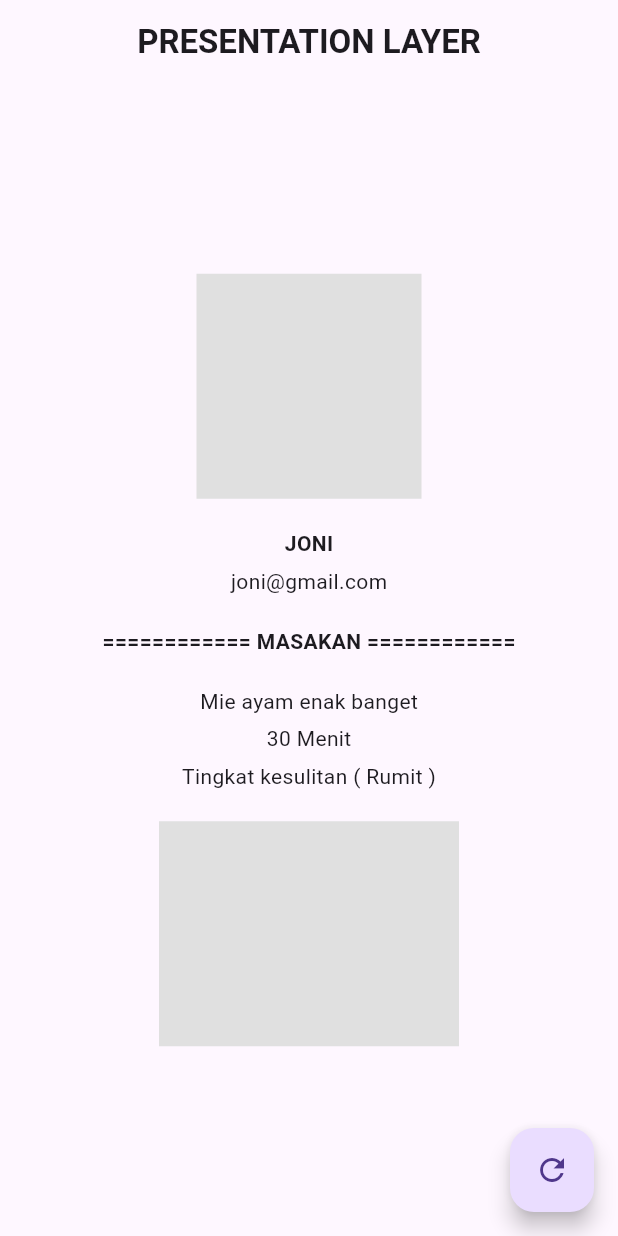
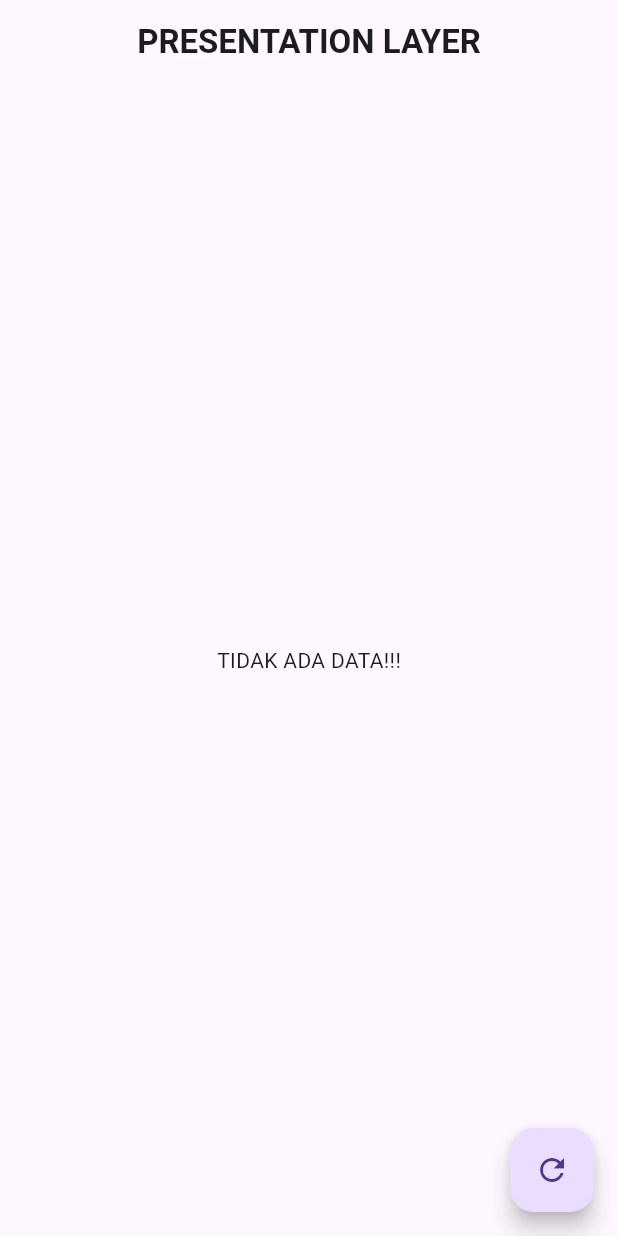
Before and after one commit to iqbalsuwandi20/state-managemet-bloc, a Flutter app: the screen it shows after launch, on a phone screen of 412 x 824 dp. Run offline on Flutter 3.47's test engine with Material 3 defaults, Android fonts, the light colour scheme and no system bars; our stand-ins replace bloc, flutter_bloc.

Commit message:
implementation ui

```diff
--- a/lib/app.dart
+++ b/lib/app.dart
@@ -1,16 +1,19 @@
 import 'package:flutter/material.dart';
 
 import './logic/export.dart';
+import 'data/repositories/home_repository.dart';
 import 'pages/home/home_view.dart';
 
 class App extends StatelessWidget {
-  const App({super.key});
+  App({super.key});
+
+  final HomeRepository homeRepository = HomeRepository();
 
   @override
   Widget build(BuildContext context) {
     return MultiBlocProvider(
       providers: [
-        BlocProvider(create: (context) => RandomBloc()),
+        BlocProvider(create: (context) => RandomBloc(homeRepository)),
       ],
       child: const Appview(),
     );
--- a/lib/data/repositories/home_repository.dart
+++ b/lib/data/repositories/home_repository.dart
@@ -14,7 +14,7 @@ class HomeRepository {
     Map<String, dynamic> dataUser = await userProvider.getDataUser();
     Map<String, dynamic> dataMakanan = await masakanProvider.getDataMakanan();
 
-    if (dataUser["error"] == true || dataMakanan["error"] == true) {
+    if (dataUser["error"] == true && dataMakanan["error"] == true) {
       return {
         "error": true,
         "message": "Terjadi kesalahan saat mengambil data user & makanan",
--- a/lib/logic/random/random_bloc.dart
+++ b/lib/logic/random/random_bloc.dart
@@ -1,13 +1,32 @@
 import 'package:bloc/bloc.dart';
+// ignore: depend_on_referenced_packages
 import 'package:meta/meta.dart';
+
+import '../../data/models/data_home.dart';
+import '../../data/repositories/home_repository.dart';
 
 part 'random_event.dart';
 part 'random_state.dart';
 
 class RandomBloc extends Bloc<RandomEvent, RandomState> {
-  RandomBloc() : super(RandomInitial()) {
-    on<RandomEvent>((event, emit) {
-      // TODO: implement event handler
+  HomeRepository homeRepository;
+
+  RandomBloc(this.homeRepository) : super(RandomInitial(DataHomeModel())) {
+    on<GetRandomEvent>((event, emit) async {
+      try {
+        emit(RandomLoading(state.data));
+
+        Map<String, dynamic> dataRandom = await homeRepository.getRandomData();
+
+        if (dataRandom["error"] == true) {
+          throw dataRandom['message'];
+        } else {
+          DataHomeModel dataHomeModel = dataRandom['data'];
+          emit(RandomCompleted(dataHomeModel));
+        }
+      } catch (e) {
+        emit(RandomError(state.data));
+      }
     });
   }
 }
--- a/lib/logic/random/random_event.dart
+++ b/lib/logic/random/random_event.dart
@@ -2,3 +2,5 @@ part of 'random_bloc.dart';
 
 @immutable
 sealed class RandomEvent {}
+
+class GetRandomEvent extends RandomEvent {}
--- a/lib/logic/random/random_state.dart
+++ b/lib/logic/random/random_state.dart
@@ -1,6 +1,24 @@
 part of 'random_bloc.dart';
 
 @immutable
-sealed class RandomState {}
+sealed class RandomState {
+  const RandomState(this.data);
 
-final class RandomInitial extends RandomState {}
+  final DataHomeModel data;
+}
+
+final class RandomInitial extends RandomState {
+  const RandomInitial(super.data);
+}
+
+final class RandomLoading extends RandomState {
+  const RandomLoading(super.data);
+}
+
+final class RandomCompleted extends RandomState {
+  const RandomCompleted(super.data);
+}
+
+final class RandomError extends RandomState {
+  const RandomError(super.data);
+}
--- a/lib/main.dart
+++ b/lib/main.dart
@@ -6,5 +6,5 @@ import 'general_observer.dart';
 
 void main() {
   Bloc.observer = MyGeneralObserver();
-  runApp(const App());
+  runApp(App());
 }
--- a/lib/pages/home/home_view.dart
+++ b/lib/pages/home/home_view.dart
@@ -1,10 +1,15 @@
 import 'package:flutter/material.dart';
+import 'package:state_management_bloc/data/models/data_home.dart';
+
+import '../../logic/export.dart';
 
 class HomeView extends StatelessWidget {
   const HomeView({super.key});
 
   @override
   Widget build(BuildContext context) {
+    RandomBloc randomBloc = context.read<RandomBloc>();
+
     return Scaffold(
       appBar: AppBar(
         title: Text(
@@ -13,7 +18,28 @@ class HomeView extends StatelessWidget {
         ),
         centerTitle: true,
       ),
-      body: Center(
+      body: BlocBuilder<RandomBloc, RandomState>(
+        bloc: randomBloc,
+        builder: (context, state) {
+          if (state is RandomLoading) {
+            return const Center(
+              child: CircularProgressIndicator(),
+            );
+          }
+          if (state is RandomError) {
+            return Center(
+              child: Text("Terjadi kesalahan!!!".toUpperCase()),
+            );
+          }
+          if (state is RandomInitial) {
+            return Center(
+              child: Text("Tidak ada data!!!".toUpperCase()),
+            );
+          }
+          DataHomeModel dataHomeModel = state.data;
+          return Padding(
+            padding: const EdgeInsets.all(20),
+            child: Center(
               child: Column(
                 mainAxisAlignment: MainAxisAlignment.center,
                 children: [
@@ -22,17 +48,21 @@ class HomeView extends StatelessWidget {
                     height: 150,
                     child: Container(
                       color: Colors.grey.shade300,
+                      child: Image.network(
+                        "${dataHomeModel.profile}",
+                        fit: BoxFit.cover,
+                      ),
                     ),
                   ),
                   const SizedBox(height: 20),
                   Text(
-              "Joni".toUpperCase(),
+                    "${dataHomeModel.fullname}".toUpperCase(),
                     style: const TextStyle(
                       fontWeight: FontWeight.bold,
                     ),
                   ),
                   const SizedBox(height: 5),
-            const Text("joni@gmail.com"),
+                  Text("${dataHomeModel.email}"),
                   const SizedBox(height: 20),
                   Text(
                     "============ Masakan ============".toUpperCase(),
@@ -41,24 +71,37 @@ class HomeView extends StatelessWidget {
                     ),
                   ),
                   const SizedBox(height: 20),
-            const Text("Mie ayam enak banget"),
+                  Text(
+                    "${dataHomeModel.judulMasakan}",
+                    textAlign: TextAlign.center,
+                  ),
                   const SizedBox(height: 5),
-            const Text("30 Menit"),
+                  Text("${dataHomeModel.waktu}"),
                   const SizedBox(height: 5),
-            const Text("Tingkat kesulitan ( Rumit )"),
+                  Text("${dataHomeModel.kesulitan}"),
                   const SizedBox(height: 20),
                   SizedBox(
-              width: 200,
-              height: 150,
+                    width: 300,
+                    height: 200,
                     child: Container(
                       color: Colors.grey.shade300,
+                      child: Image.network(
+                        "${dataHomeModel.gambarMasakan}",
+                        fit: BoxFit.cover,
+                      ),
                     ),
                   ),
                 ],
               ),
             ),
+          );
+        },
+      ),
       floatingActionButton: FloatingActionButton(
-        onPressed: () {},
+        onPressed: () {
+          randomBloc.add(GetRandomEvent());
+          randomBloc.state.data.toJson();
+        },
         child: const Icon(Icons.refresh_outlined),
       ),
     );
```
Lines whose indentation alone changed are shown as unchanged.
